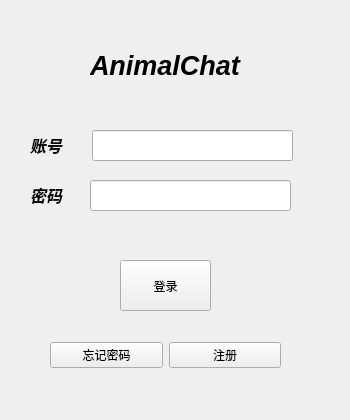
Before: the Qt Designer form loginwidget.ui in The-Color-of-Wind/ChatSystem-Client, drawn with Qt 5.
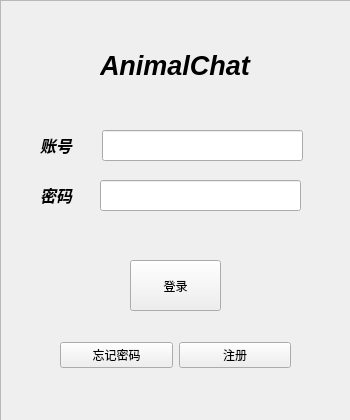
After: the same form once the commit is applied.

Patch:
```diff
--- a/loginwidget.ui
+++ b/loginwidget.ui
@@ -25,82 +25,35 @@
   <property name="windowTitle">
    <string>Form</string>
   </property>
-  <widget class="QPushButton" name="loginButton">
+  <widget class="QFrame" name="frame">
    <property name="geometry">
     <rect>
-     <x>120</x>
-     <y>260</y>
-     <width>91</width>
-     <height>51</height>
+     <x>0</x>
+     <y>0</y>
+     <width>351</width>
+     <height>421</height>
     </rect>
    </property>
-   <property name="text">
-    <string>登录</string>
+   <property name="frameShape">
+    <enum>QFrame::StyledPanel</enum>
    </property>
-  </widget>
-  <widget class="QLabel" name="label_2">
-   <property name="geometry">
-    <rect>
-     <x>30</x>
-     <y>130</y>
-     <width>71</width>
-     <height>31</height>
-    </rect>
+   <property name="frameShadow">
+    <enum>QFrame::Raised</enum>
    </property>
-   <property name="text">
-    <string>&lt;html&gt;&lt;head/&gt;&lt;body&gt;&lt;p&gt;&lt;span style=&quot; font-size:12pt; font-weight:700; font-style:italic;&quot;&gt;账号&lt;/span&gt;&lt;/p&gt;&lt;/body&gt;&lt;/html&gt;</string>
-   </property>
-  </widget>
   <widget class="QLineEdit" name="numberlineEdit">
    <property name="geometry">
     <rect>
-     <x>92</x>
+      <x>102</x>
      <y>130</y>
      <width>201</width>
      <height>31</height>
     </rect>
    </property>
   </widget>
-  <widget class="QLabel" name="label">
-   <property name="geometry">
-    <rect>
-     <x>90</x>
-     <y>30</y>
-     <width>221</width>
-     <height>71</height>
-    </rect>
-   </property>
-   <property name="text">
-    <string>&lt;html&gt;&lt;head/&gt;&lt;body&gt;&lt;p&gt;&lt;span style=&quot; font-size:20pt; font-weight:700; font-style:italic;&quot;&gt;AnimalChat&lt;/span&gt;&lt;/p&gt;&lt;/body&gt;&lt;/html&gt;</string>
-   </property>
-  </widget>
-  <widget class="QLabel" name="label_4">
-   <property name="geometry">
-    <rect>
-     <x>30</x>
-     <y>180</y>
-     <width>71</width>
-     <height>31</height>
-    </rect>
-   </property>
-   <property name="text">
-    <string>&lt;html&gt;&lt;head/&gt;&lt;body&gt;&lt;p&gt;&lt;span style=&quot; font-size:12pt; font-weight:700; font-style:italic;&quot;&gt;密码&lt;/span&gt;&lt;/p&gt;&lt;/body&gt;&lt;/html&gt;</string>
-   </property>
-  </widget>
-  <widget class="QLineEdit" name="passwordlineEdit">
-   <property name="geometry">
-    <rect>
-     <x>90</x>
-     <y>180</y>
-     <width>201</width>
-     <height>31</height>
-    </rect>
-   </property>
-  </widget>
   <widget class="QWidget" name="layoutWidget">
    <property name="geometry">
     <rect>
-     <x>50</x>
+      <x>60</x>
      <y>330</y>
      <width>231</width>
      <height>51</height>
@@ -122,6 +75,69 @@
      </widget>
     </item>
    </layout>
+   </widget>
+   <widget class="QLabel" name="label">
+    <property name="geometry">
+     <rect>
+      <x>100</x>
+      <y>30</y>
+      <width>221</width>
+      <height>71</height>
+     </rect>
+    </property>
+    <property name="text">
+     <string>&lt;html&gt;&lt;head/&gt;&lt;body&gt;&lt;p&gt;&lt;span style=&quot; font-size:20pt; font-weight:700; font-style:italic;&quot;&gt;AnimalChat&lt;/span&gt;&lt;/p&gt;&lt;/body&gt;&lt;/html&gt;</string>
+    </property>
+   </widget>
+   <widget class="QPushButton" name="loginButton">
+    <property name="geometry">
+     <rect>
+      <x>130</x>
+      <y>260</y>
+      <width>91</width>
+      <height>51</height>
+     </rect>
+    </property>
+    <property name="text">
+     <string>登录</string>
+    </property>
+   </widget>
+   <widget class="QLabel" name="label_4">
+    <property name="geometry">
+     <rect>
+      <x>40</x>
+      <y>180</y>
+      <width>71</width>
+      <height>31</height>
+     </rect>
+    </property>
+    <property name="text">
+     <string>&lt;html&gt;&lt;head/&gt;&lt;body&gt;&lt;p&gt;&lt;span style=&quot; font-size:12pt; font-weight:700; font-style:italic;&quot;&gt;密码&lt;/span&gt;&lt;/p&gt;&lt;/body&gt;&lt;/html&gt;</string>
+    </property>
+   </widget>
+   <widget class="QLabel" name="label_2">
+    <property name="geometry">
+     <rect>
+      <x>40</x>
+      <y>130</y>
+      <width>71</width>
+      <height>31</height>
+     </rect>
+    </property>
+    <property name="text">
+     <string>&lt;html&gt;&lt;head/&gt;&lt;body&gt;&lt;p&gt;&lt;span style=&quot; font-size:12pt; font-weight:700; font-style:italic;&quot;&gt;账号&lt;/span&gt;&lt;/p&gt;&lt;/body&gt;&lt;/html&gt;</string>
+    </property>
+   </widget>
+   <widget class="QLineEdit" name="passwordlineEdit">
+    <property name="geometry">
+     <rect>
+      <x>100</x>
+      <y>180</y>
+      <width>201</width>
+      <height>31</height>
+     </rect>
+    </property>
+   </widget>
   </widget>
  </widget>
  <resources/>
```
Lines whose indentation alone changed are shown as unchanged.
